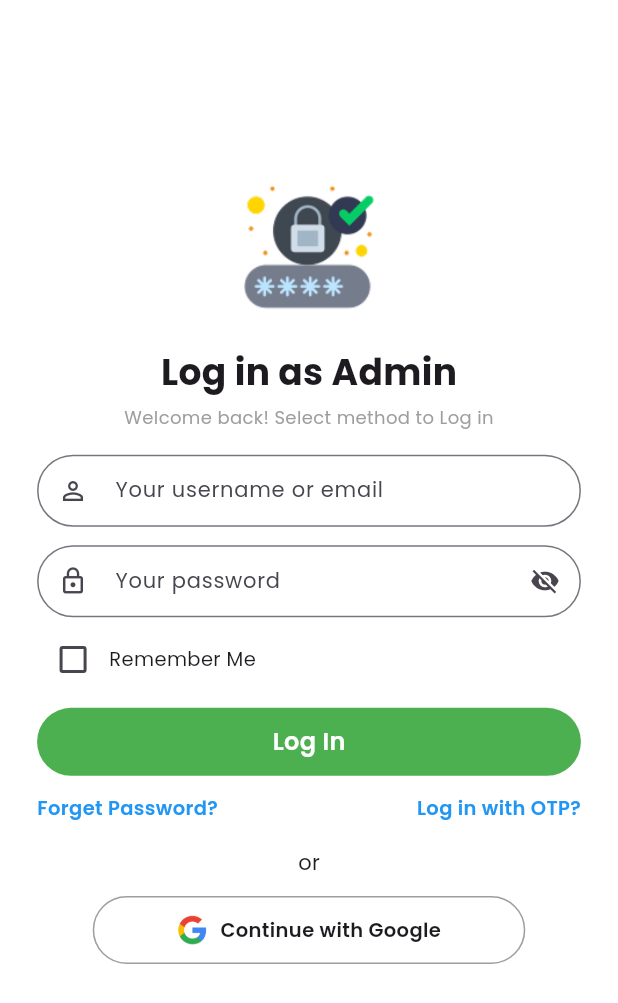
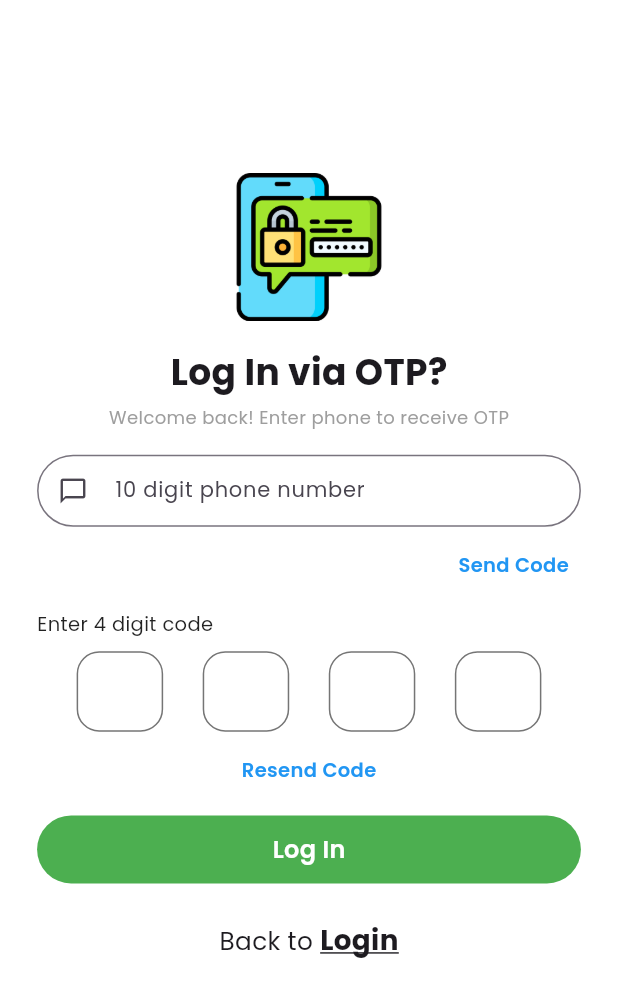
Before and after one commit to Balaji2327/KK360, a Flutter app: the AdminLoginScreen screen opened directly, after a tap on "Log in with OTP?", on a phone screen of 412 x 824 dp. Shown: the top 1003 px of the screen. Run offline on Flutter 3.47's test engine with Material 3 defaults, Android fonts, the light colour scheme and no system bars.

Commit message:
feat: add OTP login screen with phone input and OTP verification fields

```diff
--- a/lib/Authentication/admin_login.dart
+++ b/lib/Authentication/admin_login.dart
@@ -1,5 +1,6 @@
 import 'package:flutter/material.dart';
 import 'forget_password.dart';
+import 'otp_screen.dart';
 
 class AdminLoginScreen extends StatefulWidget {
   const AdminLoginScreen({super.key});
@@ -162,7 +163,12 @@ class _AdminLoginScreenState extends State<AdminLoginScreen> {
                   ),
                   GestureDetector(
                     onTap: () {
-                      // Navigator.push(context, MaterialPageRoute(builder: (context) => OTPLoginScreen()));
+                      Navigator.push(
+                        context,
+                        MaterialPageRoute(
+                          builder: (context) => OtpLoginScreen(),
+                        ),
+                      );
                     },
                     child: const Text(
                       "Log in with OTP?",
--- a/lib/Authentication/forget_password.dart
+++ b/lib/Authentication/forget_password.dart
@@ -106,13 +106,22 @@ class ForgetPasswordScreen extends StatelessWidget {
                   onTap: () {
                     Navigator.pop(context);
                   },
-                  child: Text(
-                    "Back to Login",
-                    style: TextStyle(
-                      fontSize: width * 0.038,
-                      fontWeight: FontWeight.w600,
-                      color: Colors.black87,
-                    ),
+                  child: Row(
+                    mainAxisAlignment: MainAxisAlignment.center,
+                    children: [
+                      Text(
+                        "Back to ",
+                        style: TextStyle(fontSize: width * 0.04),
+                      ),
+                      Text(
+                        "Login",
+                        style: TextStyle(
+                          fontSize: width * 0.045,
+                          fontWeight: FontWeight.bold,
+                          decoration: TextDecoration.underline,
+                        ),
+                      ),
+                    ],
                   ),
                 ),
 
--- /dev/null
+++ b/lib/Authentication/otp_screen.dart
@@ -0,0 +1,220 @@
+import 'package:flutter/material.dart';
+
+class OtpLoginScreen extends StatefulWidget {
+  const OtpLoginScreen({super.key});
+
+  @override
+  State<OtpLoginScreen> createState() => _OtpLoginScreenState();
+}
+
+class _OtpLoginScreenState extends State<OtpLoginScreen> {
+  final TextEditingController phoneController = TextEditingController();
+  final List<TextEditingController> otpControllers = List.generate(
+    4,
+    (index) => TextEditingController(),
+  );
+
+  @override
+  Widget build(BuildContext context) {
+    final h = MediaQuery.of(context).size.height;
+    final w = MediaQuery.of(context).size.width;
+
+    return Scaffold(
+      backgroundColor: Colors.white,
+      body: SafeArea(
+        child: SingleChildScrollView(
+          child: Padding(
+            padding: EdgeInsets.symmetric(horizontal: w * 0.06),
+            child: Column(
+              crossAxisAlignment: CrossAxisAlignment.center,
+              children: [
+                SizedBox(height: h * 0.14),
+
+                // Top Image
+                Image.asset("assets/images/otp.png", height: h * 0.12),
+
+                SizedBox(height: h * 0.02),
+
+                const Text(
+                  "Log In via OTP?",
+                  style: TextStyle(fontSize: 24, fontWeight: FontWeight.bold),
+                ),
+
+                SizedBox(height: h * 0.006),
+
+                const Text(
+                  "Welcome back! Enter phone to receive OTP",
+                  style: TextStyle(fontSize: 12, color: Colors.grey),
+                ),
+
+                SizedBox(height: h * 0.02),
+
+                // Phone Input Box
+                TextField(
+                  controller: phoneController,
+                  keyboardType: TextInputType.phone,
+                  style: const TextStyle(fontSize: 14),
+                  decoration: InputDecoration(
+                    prefixIcon: const Icon(Icons.chat_bubble_outline, size: 20),
+                    hintText: "10 digit phone number",
+                    hintStyle: const TextStyle(fontSize: 14),
+                    contentPadding: const EdgeInsets.symmetric(
+                      vertical: 10,
+                      horizontal: 15,
+                    ),
+                    border: OutlineInputBorder(
+                      borderRadius: BorderRadius.circular(25),
+                    ),
+                  ),
+                ),
+
+                SizedBox(height: h * 0.015),
+
+                // Send Code BUTTON
+                Align(
+                  alignment: Alignment.centerRight,
+                  child: InkWell(
+                    onTap: () {
+                      // TODO: Send Code Logic
+                    },
+                    borderRadius: BorderRadius.circular(5),
+                    child: Padding(
+                      padding: const EdgeInsets.symmetric(
+                        horizontal: 8,
+                        vertical: 4,
+                      ),
+                      child: const Text(
+                        "Send Code",
+                        style: TextStyle(
+                          fontSize: 13,
+                          fontWeight: FontWeight.w600,
+                          color: Colors.blue,
+                        ),
+                      ),
+                    ),
+                  ),
+                ),
+
+                SizedBox(height: h * 0.02),
+
+                const Align(
+                  alignment: Alignment.centerLeft,
+                  child: Text(
+                    "Enter 4 digit code",
+                    style: TextStyle(fontSize: 13, color: Colors.black87),
+                  ),
+                ),
+
+                SizedBox(height: h * 0.01),
+
+                // OTP Boxes
+                Row(
+                  mainAxisAlignment: MainAxisAlignment.spaceEvenly,
+                  children: List.generate(4, (index) {
+                    return Container(
+                      height: h * 0.065,
+                      width: w * 0.14,
+                      decoration: BoxDecoration(
+                        borderRadius: BorderRadius.circular(15),
+                        border: Border.all(color: Colors.black54),
+                      ),
+                      child: Center(
+                        child: TextField(
+                          controller: otpControllers[index],
+                          textAlign: TextAlign.center,
+                          maxLength: 1,
+                          keyboardType: TextInputType.number,
+                          style: const TextStyle(fontSize: 18),
+                          decoration: const InputDecoration(
+                            counterText: "",
+                            border: InputBorder.none,
+                          ),
+                          onChanged: (value) {
+                            if (value.isNotEmpty && index < 3) {
+                              FocusScope.of(context).nextFocus();
+                            }
+                          },
+                        ),
+                      ),
+                    );
+                  }),
+                ),
+
+                SizedBox(height: h * 0.015),
+
+                // RESEND CODE BUTTON
+                InkWell(
+                  onTap: () {
+                    // TODO: Resend Code Logic
+                  },
+                  borderRadius: BorderRadius.circular(5),
+                  child: Padding(
+                    padding: const EdgeInsets.symmetric(
+                      horizontal: 8,
+                      vertical: 4,
+                    ),
+                    child: const Text(
+                      "Resend Code",
+                      style: TextStyle(
+                        fontSize: 13,
+                        fontWeight: FontWeight.w600,
+                        color: Colors.blue,
+                      ),
+                    ),
+                  ),
+                ),
+
+                SizedBox(height: h * 0.02),
+
+                // Login Button
+                Container(
+                  width: w,
+                  height: h * 0.055,
+                  decoration: BoxDecoration(
+                    color: Colors.green,
+                    borderRadius: BorderRadius.circular(35),
+                  ),
+                  child: const Center(
+                    child: Text(
+                      "Log In",
+                      style: TextStyle(
+                        color: Colors.white,
+                        fontSize: 16,
+                        fontWeight: FontWeight.w600,
+                      ),
+                    ),
+                  ),
+                ),
+
+                SizedBox(height: h * 0.03),
+
+                // Back to Login (Your same UI)
+                GestureDetector(
+                  onTap: () {
+                    Navigator.pop(context);
+                  },
+                  child: Row(
+                    mainAxisAlignment: MainAxisAlignment.center,
+                    children: [
+                      Text("Back to ", style: TextStyle(fontSize: w * 0.04)),
+                      Text(
+                        "Login",
+                        style: TextStyle(
+                          fontSize: w * 0.045,
+                          fontWeight: FontWeight.bold,
+                          decoration: TextDecoration.underline,
+                        ),
+                      ),
+                    ],
+                  ),
+                ),
+
+                SizedBox(height: h * 0.03),
+              ],
+            ),
+          ),
+        ),
+      ),
+    );
+  }
+}
--- a/lib/Authentication/student_login.dart
+++ b/lib/Authentication/student_login.dart
@@ -1,6 +1,7 @@
 import 'package:flutter/material.dart';
 import 'forget_password.dart';
 import 'tutor_login.dart';
+import 'otp_screen.dart';
 
 class StudentLoginScreen extends StatefulWidget {
   const StudentLoginScreen({super.key});
@@ -159,7 +160,7 @@ class _StudentLoginScreenState extends State<StudentLoginScreen> {
                   ),
                   GestureDetector(
                     onTap: () {
-                      // Navigator.push(context, MaterialPageRoute(builder: (context) => OTPLoginScreen()));
+                      Navigator.push(context, MaterialPageRoute(builder: (context) => OtpLoginScreen()));
                     },
                     child: const Text(
                       "Log in with OTP?",
--- a/lib/Authentication/tutor_login.dart
+++ b/lib/Authentication/tutor_login.dart
@@ -1,7 +1,7 @@
 import 'package:flutter/material.dart';
 import 'forget_password.dart';
 import 'student_login.dart';
-
+import 'otp_screen.dart';
 class TutorLoginScreen extends StatefulWidget {
   const TutorLoginScreen({super.key});
 
@@ -163,7 +163,7 @@ class _TutorLoginScreenState extends State<TutorLoginScreen> {
                   ),
                   GestureDetector(
                     onTap: () {
-                      // Navigator.push(context, MaterialPageRoute(builder: (context) => OTPLoginScreen()));
+                      Navigator.push(context, MaterialPageRoute(builder: (context) => OtpLoginScreen()));
                     },
                     child: const Text(
                       "Log in with OTP?",
--- a/pubspec.yaml
+++ b/pubspec.yaml
@@ -30,6 +30,7 @@ flutter:
     - assets/images/login.png
     - assets/images/google.png
     - assets/images/pass.png
+    - assets/images/otp.png
 
   fonts:
     - family: Poppins
```
Also changed, not shown: assets/images/otp.png (added).
